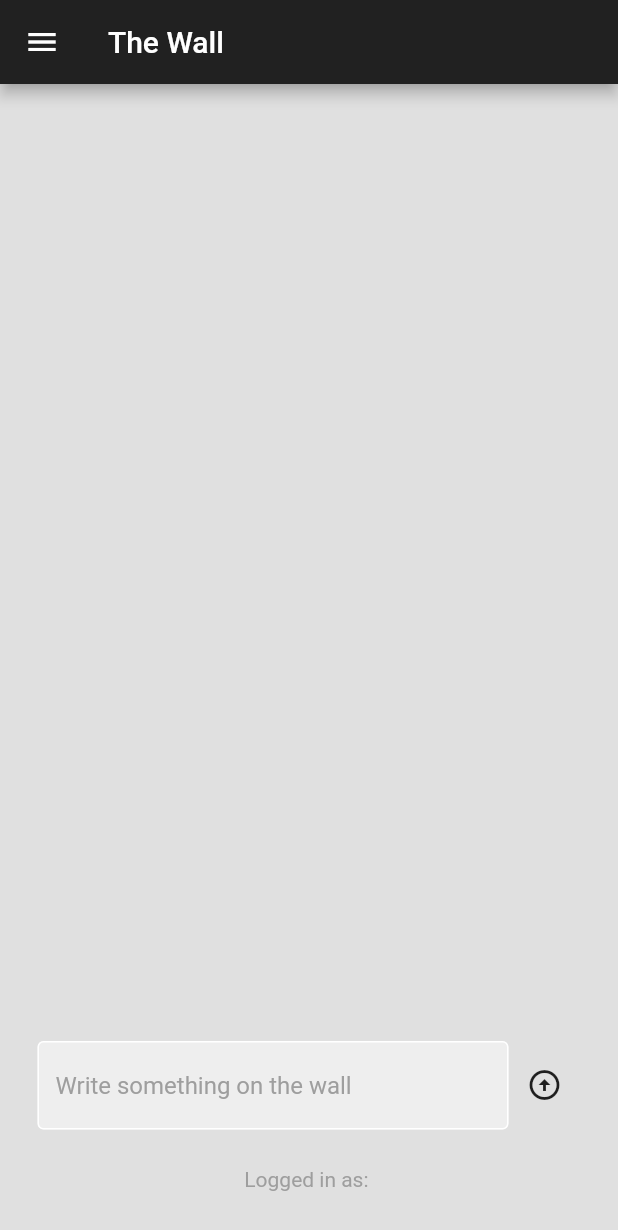
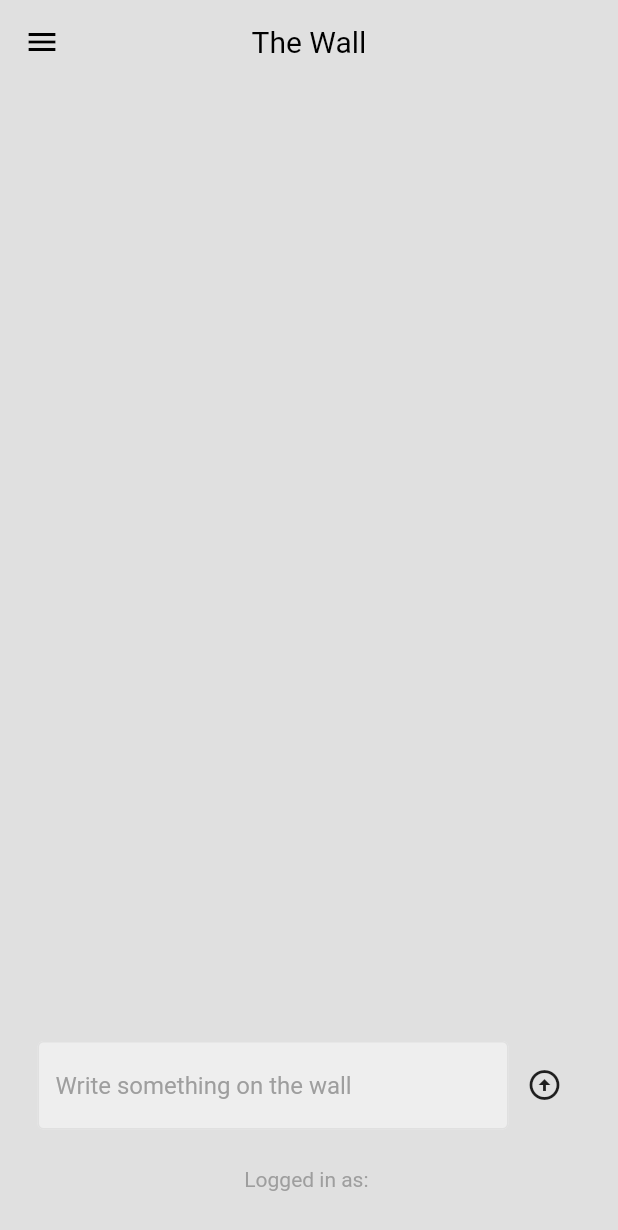
Before and after one commit to TranDangKhoaID/the_wall_social_firebase_flutter, a Flutter app: the screen it shows once a user with an empty profile is signed in, on a phone screen of 412 x 824 dp. Shown: the top 1230 px of the screen. Run offline on Flutter 3.47's test engine with Material 2 defaults, Android fonts, the phone set to English and light mode, and no system bars; our stand-ins replace cloud_firestore, firebase_auth, firebase_core; accounts and stored records are empty; network calls fail.

Commit message:
add theme dark mode

```diff
--- a/lib/components/comment.dart
+++ b/lib/components/comment.dart
@@ -15,7 +15,7 @@ class Comment extends StatelessWidget {
   Widget build(BuildContext context) {
     return Container(
       decoration: BoxDecoration(
-        color: Colors.grey[300],
+        color: Theme.of(context).colorScheme.secondary,
         borderRadius: BorderRadius.circular(4)
       ),
       margin: const EdgeInsets.only(bottom: 5),
--- a/lib/components/text_box.dart
+++ b/lib/components/text_box.dart
@@ -15,7 +15,7 @@ class MyTextBox extends StatelessWidget {
   Widget build(BuildContext context) {
     return Container(
       decoration: BoxDecoration(
-        color: Colors.grey[200],
+        color: Theme.of(context).colorScheme.primary,
         borderRadius: BorderRadius.circular(8)
       ),
       margin: const EdgeInsets.only(left: 20, right: 20, top: 20),
--- a/lib/components/text_field.dart
+++ b/lib/components/text_field.dart
@@ -18,13 +18,13 @@ class MyTextField extends StatelessWidget {
       controller: controller,
       obscureText: obscureText,
       decoration: InputDecoration(
-        enabledBorder: const OutlineInputBorder(
-          borderSide: BorderSide(color: Colors.white)
+        enabledBorder: OutlineInputBorder(
+          borderSide: BorderSide(color: Theme.of(context).colorScheme.secondary)
         ),
         focusedBorder: const OutlineInputBorder(
           borderSide: BorderSide(color: Colors.white)
         ),
-        fillColor: Colors.grey.shade200,
+        fillColor: Theme.of(context).colorScheme.primary,
         hintText: hintText,
         filled: true,
         hintStyle: TextStyle(
--- a/lib/components/wall_post.dart
+++ b/lib/components/wall_post.dart
@@ -120,8 +120,10 @@ class _WallPostState extends State<WallPost> {
   Widget build(BuildContext context) {
     return Container(
       decoration: BoxDecoration(
-          color: Colors.grey[200], borderRadius: BorderRadius.circular(8)),
-      margin: const EdgeInsets.only(top: 25, left: 25, right: 25),
+        color: Theme.of(context).colorScheme.primary,
+        borderRadius: BorderRadius.circular(8)
+      ),
+      margin: const EdgeInsets.only(top: 25, left: 25, right: 25, bottom: 10),
       padding: const EdgeInsets.all(25),
       child: Column(
         crossAxisAlignment: CrossAxisAlignment.start,
--- a/lib/main.dart
+++ b/lib/main.dart
@@ -3,6 +3,8 @@ import 'package:firebase_core/firebase_core.dart';
 import 'package:flutter/material.dart';
 import 'package:social_media_app/auth/auth.dart';
 import 'package:social_media_app/firebase_options.dart';
+import 'package:social_media_app/theme/dark_theme.dart';
+import 'package:social_media_app/theme/light_theme.dart';
 
 void main() async{
   WidgetsFlutterBinding.ensureInitialized();
@@ -18,9 +20,11 @@ class MyApp extends StatelessWidget {
   // This widget is the root of your application.
   @override
   Widget build(BuildContext context) {
-    return const MaterialApp(
+    return MaterialApp(
         debugShowCheckedModeBanner: false,
-        home: AuthPage(),
+        theme: lightTheme,
+        darkTheme: darkTheme,
+        home: const AuthPage(),
       );
   }
 }
--- a/lib/pages/home_page.dart
+++ b/lib/pages/home_page.dart
@@ -57,9 +57,9 @@ class _HomePageState extends State<HomePage> {
   @override
   Widget build(BuildContext context) {
     return Scaffold(
-      backgroundColor: Colors.grey[300],
+      backgroundColor: Theme.of(context).colorScheme.background,
       appBar: AppBar(
-        backgroundColor: Colors.grey[900],
+        centerTitle: true,
         title: const Text('The Wall'),
       ),
       drawer: MyDrawer(
--- a/lib/pages/profile_page.dart
+++ b/lib/pages/profile_page.dart
@@ -57,10 +57,9 @@ class _ProfilePageState extends State<ProfilePage> {
   @override
   Widget build(BuildContext context) {
     return Scaffold(
-      backgroundColor: Colors.grey[300],
+      backgroundColor: Theme.of(context).colorScheme.background,
       appBar: AppBar(
         title: const Text('Profile page'),
-        backgroundColor: Colors.grey[900],
       ),
       body: StreamBuilder<DocumentSnapshot>(
         stream: FirebaseFirestore.instance.collection("Users").doc(currenUser.email).snapshots(),
--- /dev/null
+++ b/lib/theme/dark_theme.dart
@@ -0,0 +1,13 @@
+import 'package:flutter/material.dart';
+
+ThemeData darkTheme = ThemeData(
+  brightness: Brightness.dark,
+  appBarTheme: const AppBarTheme(
+    backgroundColor: Colors.black
+  ),
+  colorScheme: ColorScheme.dark(
+    background: Colors.black,
+    primary: Colors.grey[900]!,
+    secondary: Colors.grey[800]!,
+  ),
+);
--- /dev/null
+++ b/lib/theme/light_theme.dart
@@ -0,0 +1,16 @@
+import 'package:flutter/material.dart';
+
+ThemeData lightTheme = ThemeData(
+  brightness: Brightness.light,
+  appBarTheme: const AppBarTheme(
+    backgroundColor: Colors.transparent,
+    elevation: 0,
+    iconTheme: IconThemeData(color: Colors.black),
+    titleTextStyle: TextStyle(color: Colors.black, fontSize: 20)
+  ),
+  colorScheme: ColorScheme.light(
+    background: Colors.grey[300]!,
+    primary: Colors.grey[200]!,
+    secondary: Colors.grey[300]!
+  )
+);
```
